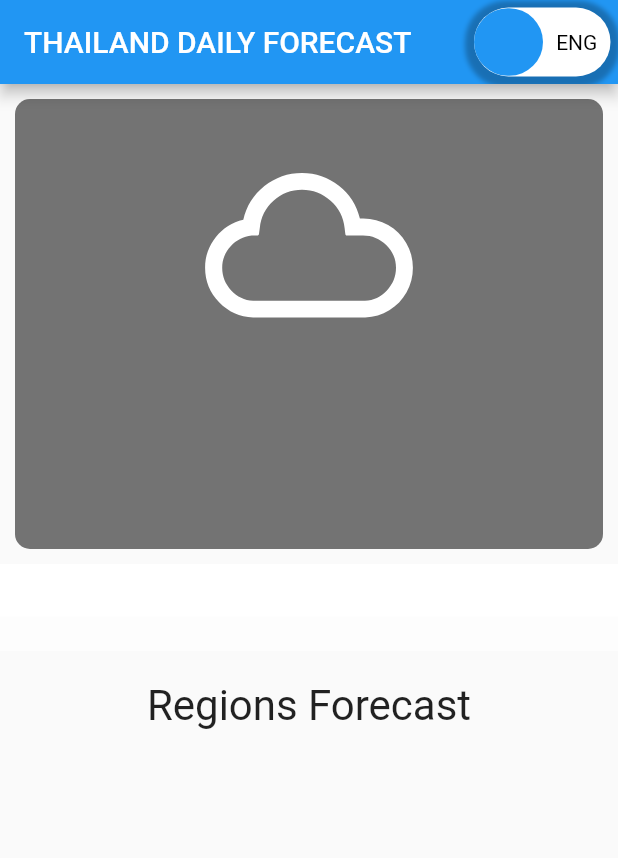
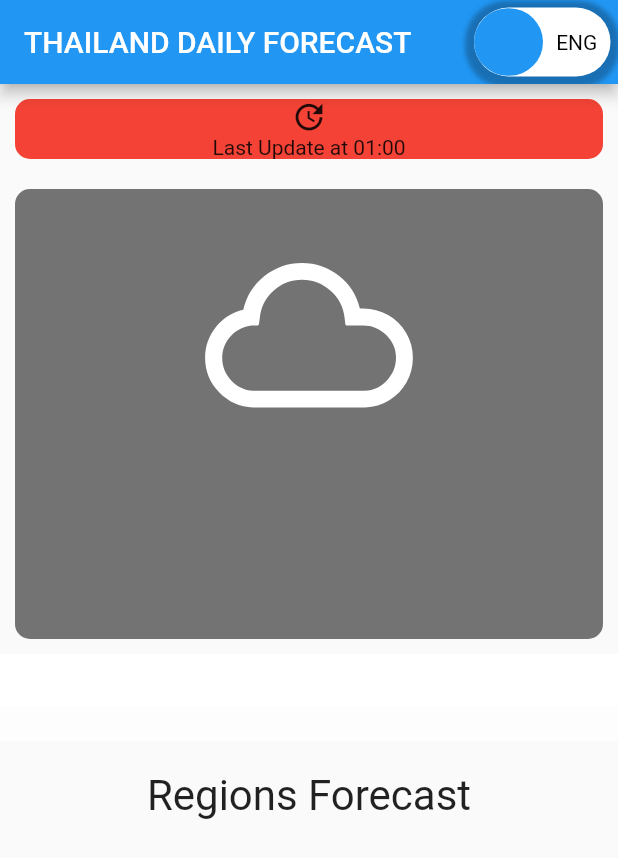
Before and after one commit to taextreme/mobile_app_dev_project2, a Flutter app: the screen it shows after launch, on a phone screen of 412 x 824 dp. Shown: the top 858 px of the screen. Run offline on Flutter 3.47's test engine with Material 2 defaults, Android fonts, the phone set to English and light mode, and no system bars; drawn by our look-alikes of animated_toggle_switch; our stand-ins replace cloud_firestore, firebase_core, shared_preferences, weather_icons; missing offline and left inert: xml2json; accounts and stored records are empty; network calls fail.

Commit message:
Refactor and little debugging

```diff
--- a/lib/screen/home_screen.dart
+++ b/lib/screen/home_screen.dart
@@ -82,6 +82,7 @@ class _HomeScreenState extends State<HomeScreen> {
 
   List<Widget> createHomePageBody(DailyForecast forecast) {
     List<Widget> body = <Widget>[
+      createUpdateCard(),
       createLogoBaseCard(forecast.overallDescriptionEnglish),
       Container(
           color: Colors.white,
@@ -201,6 +202,15 @@ class _HomeScreenState extends State<HomeScreen> {
             ? Colors.red
             : Colors.green;
     String updateInfo = UserUpdateData.getLastUpdateData();
+    if (lang == "TH") {
+      return BaseCard(
+          theColor: color,
+          theChild: Column(children: [
+            const Icon(Icons.update),
+            Text("อัปเดตล่าสุดเมื่อ $updateInfo")
+          ]),
+          theOnTapFunc: updateData);
+    }
     return BaseCard(
         theColor: color,
         theChild: Column(children: [
--- a/lib/utils/data_utils.dart
+++ b/lib/utils/data_utils.dart
@@ -14,3 +14,7 @@ DailyForecast dailyForecastFromXML(String xml) {
 String replaceDegWithCelsius(String original) {
   return original.replaceAll("&deg;C", "\u2103");
 }
+
+String formatDateForFireStore(String date) {
+  return date.replaceAll('/', '-');
+}
```
Also changed, not shown: lib/model/daily_forecast.dart (+9 -5 lines), lib/service/api_service.dart (+7 -4 lines).
